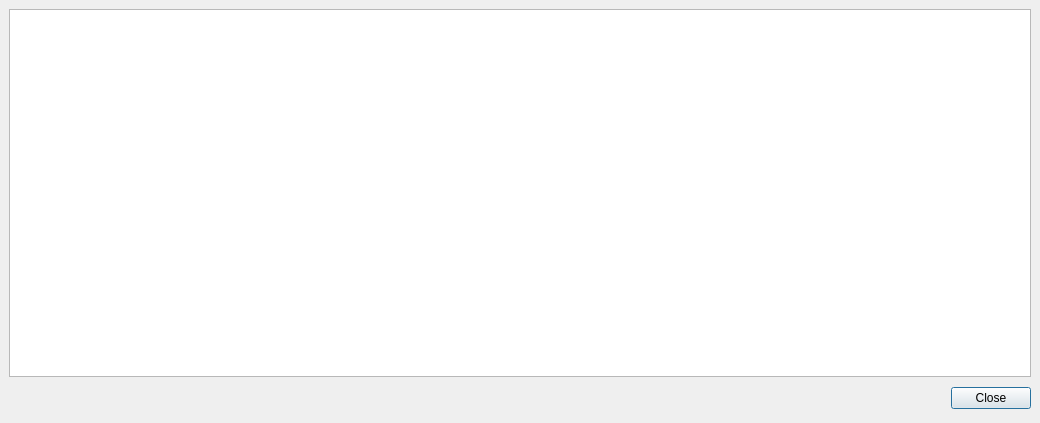
Before: the Qt Designer form forms/showtextdialog.ui in insilmaril/vym, drawn with Qt 5.
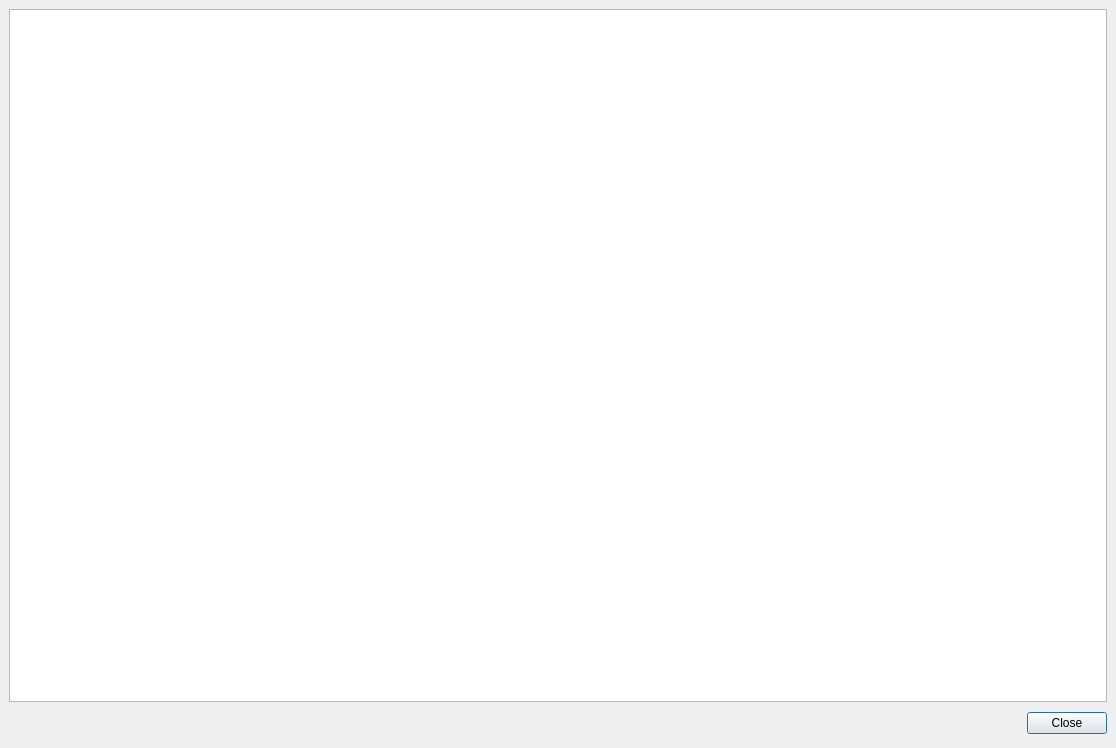
After: the same form once the commit is applied.

What changed in the file:
```diff
--- a/forms/showtextdialog.ui
+++ b/forms/showtextdialog.ui
@@ -6,8 +6,8 @@
    <rect>
     <x>0</x>
     <y>0</y>
-    <width>1040</width>
-    <height>423</height>
+    <width>1116</width>
+    <height>748</height>
    </rect>
   </property>
   <property name="windowTitle">
```
